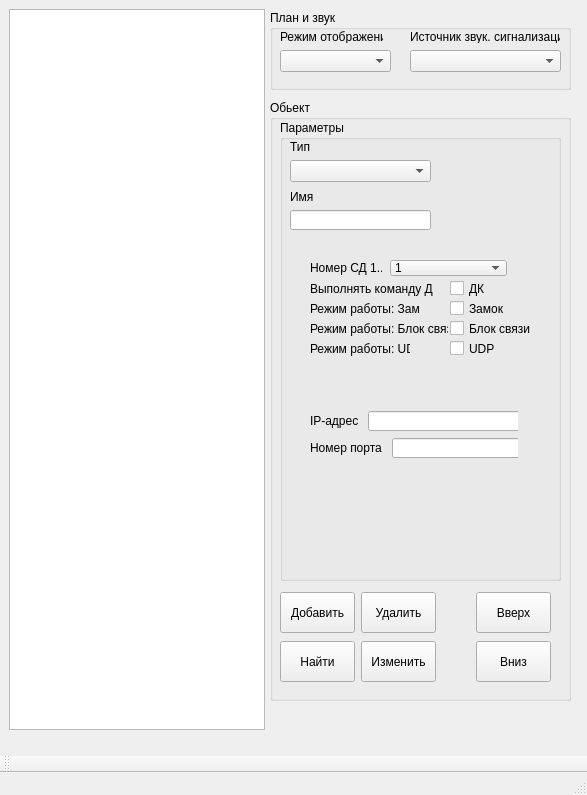
Before: the Qt Designer form m_cfg/MainWindowCFG.ui in xXRadioHeadXx/start7, drawn with Qt 5.
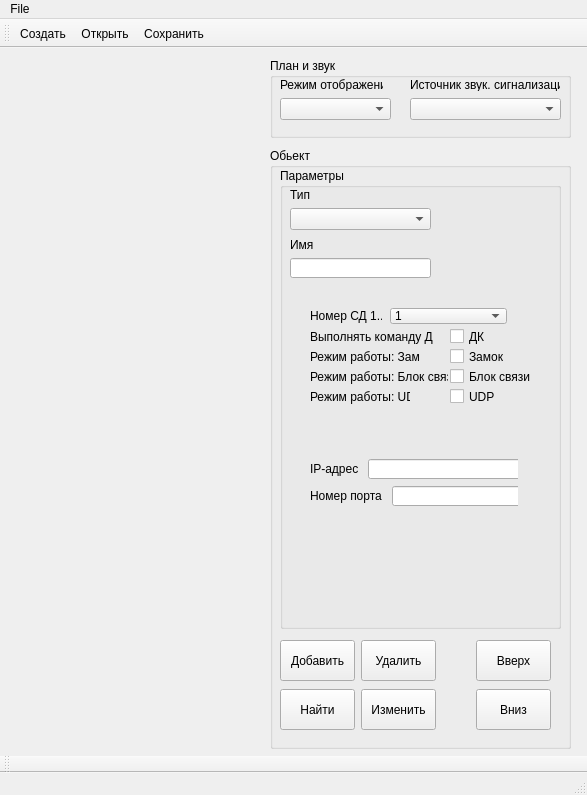
After: the same form once the commit is applied. Icons and pictures are not drawn. Custom widgets are drawn as their Qt base class.

Commit message: Add create open save icons menu and replace qtreeview on mytreeview to override some event handlers

Diff of the .ui file:
```diff
--- a/m_cfg/MainWindowCFG.ui
+++ b/m_cfg/MainWindowCFG.ui
@@ -13,13 +13,25 @@
   <property name="windowTitle">
    <string>MainWindowCFG</string>
   </property>
+  <property name="autoFillBackground">
+   <bool>false</bool>
+  </property>
+  <property name="documentMode">
+   <bool>false</bool>
+  </property>
+  <property name="dockNestingEnabled">
+   <bool>false</bool>
+  </property>
+  <property name="unifiedTitleAndToolBarOnMac">
+   <bool>false</bool>
+  </property>
   <widget class="QWidget" name="centralwidget">
-   <widget class="QTreeView" name="treeView">
+   <widget class="MyTreeView" name="treeView" native="true">
     <property name="geometry">
      <rect>
-      <x>9</x>
+      <x>10</x>
       <y>9</y>
-      <width>256</width>
+      <width>251</width>
       <height>721</height>
      </rect>
     </property>
@@ -804,6 +816,15 @@
      <height>21</height>
     </rect>
    </property>
+   <widget class="QMenu" name="menuFile">
+    <property name="title">
+     <string>File</string>
+    </property>
+    <addaction name="actionCreate"/>
+    <addaction name="actionOpen"/>
+    <addaction name="actionSave"/>
+   </widget>
+   <addaction name="menuFile"/>
   </widget>
   <widget class="QStatusBar" name="statusbar"/>
   <widget class="QToolBar" name="toolBar">
@@ -817,7 +838,57 @@
     <bool>false</bool>
    </attribute>
   </widget>
+  <widget class="QToolBar" name="toolBar_2">
+   <property name="windowTitle">
+    <string>toolBar_2</string>
+   </property>
+   <attribute name="toolBarArea">
+    <enum>TopToolBarArea</enum>
+   </attribute>
+   <attribute name="toolBarBreak">
+    <bool>false</bool>
+   </attribute>
+   <addaction name="actionCreate"/>
+   <addaction name="actionOpen"/>
+   <addaction name="actionSave"/>
+  </widget>
+  <action name="actionCreate">
+   <property name="icon">
+    <iconset resource="my_cfg_resources.qrc">
+     <normaloff>:/images/create-file-icon.png</normaloff>:/images/create-file-icon.png</iconset>
+   </property>
+   <property name="text">
+    <string>Создать</string>
+   </property>
+  </action>
+  <action name="actionOpen">
+   <property name="icon">
+    <iconset resource="my_cfg_resources.qrc">
+     <normaloff>:/images/open-file-icon.png</normaloff>:/images/open-file-icon.png</iconset>
+   </property>
+   <property name="text">
+    <string>Открыть</string>
+   </property>
+  </action>
+  <action name="actionSave">
+   <property name="icon">
+    <iconset resource="my_cfg_resources.qrc">
+     <normaloff>:/images/save-file-icon-3.jpg</normaloff>:/images/save-file-icon-3.jpg</iconset>
+   </property>
+   <property name="text">
+    <string>Сохранить</string>
+   </property>
+  </action>
  </widget>
- <resources/>
+ <customwidgets>
+  <customwidget>
+   <class>MyTreeView</class>
+   <extends>QWidget</extends>
+   <header>mytreeview.h</header>
+  </customwidget>
+ </customwidgets>
+ <resources>
+  <include location="my_cfg_resources.qrc"/>
+ </resources>
  <connections/>
 </ui>
```
Left out of the diff: 7 changed lines with no effect on the pictures. The commit also changes 4 other files.
